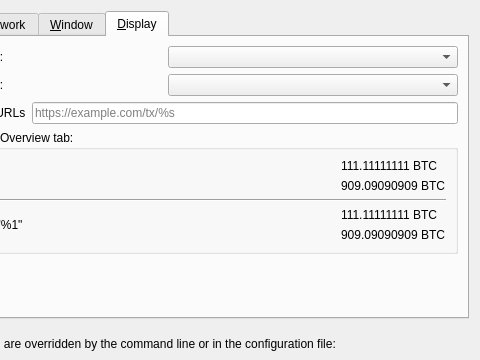
Old version of the form src/qt/forms/optionsdialog.ui in the repository equalishcoin/equalishcoind; both pictures show x 150 to 630 and y 0 to 360 of the 630 by 450 pixel window.
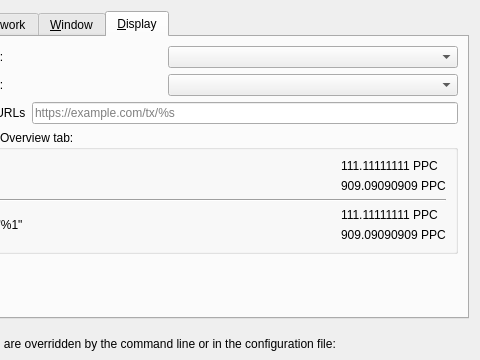
New version of the form. The open tabs and pages were chosen to show the change. Custom widgets are drawn as their Qt base class.

Commit message: remove btc residue

Patch:
```diff
--- a/src/qt/forms/optionsdialog.ui
+++ b/src/qt/forms/optionsdialog.ui
@@ -774,14 +774,14 @@
               <item>
                <widget class="QLabel" name="embeddedFont_label_1">
                 <property name="text">
-                 <string notr="true">111.11111111 BTC</string>
+                 <string notr="true">111.11111111 PPC</string>
                 </property>
                </widget>
               </item>
               <item>
                <widget class="QLabel" name="embeddedFont_label_9">
                 <property name="text">
-                 <string notr="true">909.09090909 BTC</string>
+                 <string notr="true">909.09090909 PPC</string>
                 </property>
                </widget>
               </item>
@@ -823,14 +823,14 @@
               <item>
                <widget class="QLabel" name="systemFont_label_1">
                 <property name="text">
-                 <string notr="true">111.11111111 BTC</string>
+                 <string notr="true">111.11111111 PPC</string>
                 </property>
                </widget>
               </item>
               <item>
                <widget class="QLabel" name="systemFont_label_9">
                 <property name="text">
-                 <string notr="true">909.09090909 BTC</string>
+                 <string notr="true">909.09090909 PPC</string>
                 </property>
                </widget>
               </item>
```
